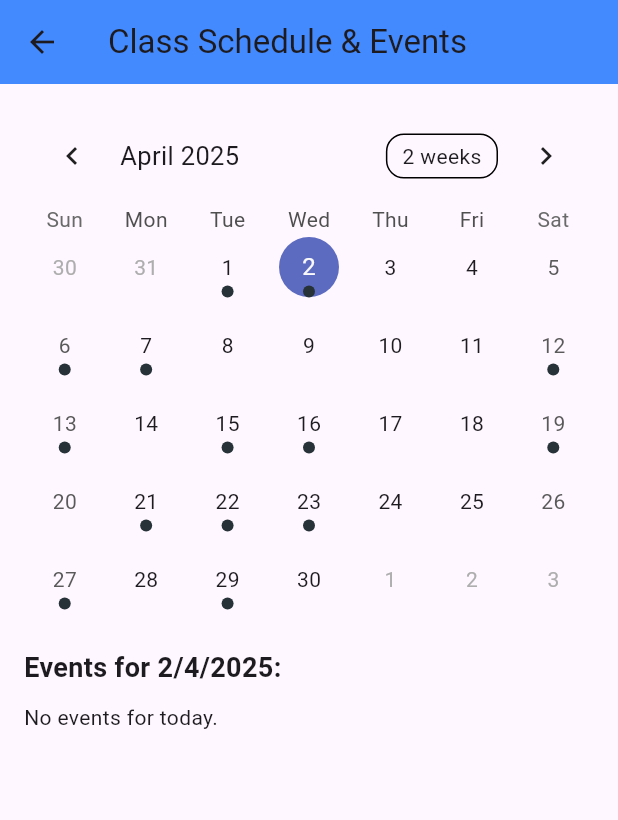
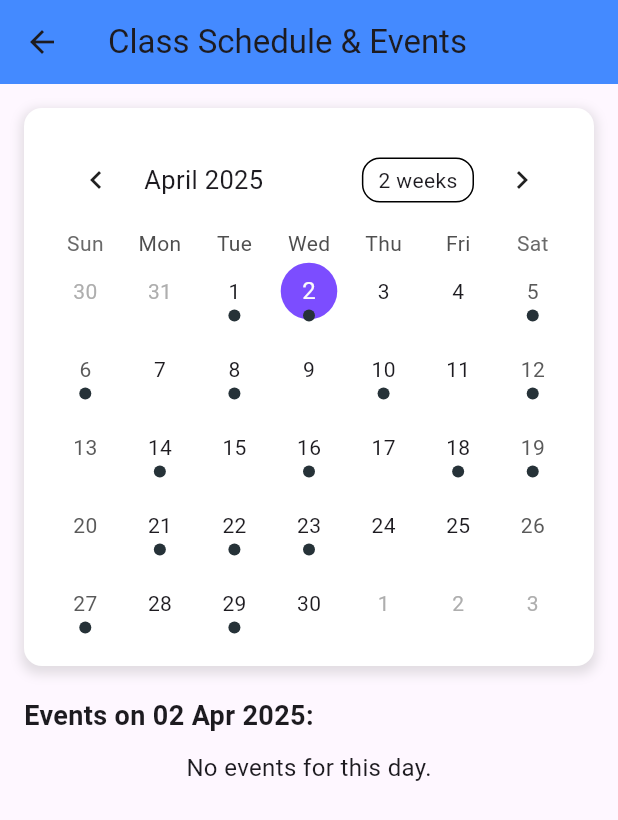
Before and after one commit to Yongjun20/student, a Flutter app: the CalendarScreen screen opened directly, on a phone screen of 412 x 824 dp. Shown: the top 820 px of the screen. Run offline on Flutter 3.47's test engine with Material 3 defaults, Android fonts, the phone set to English and light mode, and no system bars; drawn by our look-alikes of table_calendar.

Commit message:
Update for the calender color and also anoucement color

```diff
--- a/lib/calender_screen.dart
+++ b/lib/calender_screen.dart
@@ -1,5 +1,6 @@
 import 'package:flutter/material.dart';
 import 'package:table_calendar/table_calendar.dart';
+import 'package:intl/intl.dart';
 
 class CalendarScreen extends StatefulWidget {
   @override
@@ -17,48 +18,22 @@ class _CalendarScreenState extends State<CalendarScreen> {
     _selectedDay = DateTime.now();
     _focusedDay = DateTime.now();
     _events = {
-      DateTime.utc(2025, 4, 1): [
-        'Statistics Lesson: 2pm-4pm at Room 101 with Dr. Smith',
-      ],
-      DateTime.utc(2025, 4, 2): [
-        'Co-curricular Activity: Basketball Practice 4pm-6pm at Sports Hall',
-      ],
-      DateTime.utc(2025, 4, 6): [
-        'Talk: Technology in Healthcare 6pm at Lecture Hall 3',
-      ],
-      DateTime.utc(2025, 4, 7): [
-        'History Lecture: 1pm-3pm at Room 103 with Dr. Lee',
-      ],
-      DateTime.utc(2025, 4, 12): [
-        'Co-curricular Activity: Coding Bootcamp 3pm-5pm at Lab 1',
-      ],
-      DateTime.utc(2025, 4, 15): [
-        'Talk: Future of Smart Cities 5pm at Conference Room 2',
-      ],
-      DateTime.utc(2025, 4, 13): [
-        'Literature Class: 9am-11am at Room 104 with Ms. Williams',
-      ],
-      DateTime.utc(2025, 4, 16): [
-        'Co-curricular Activity: Dance Practice 4pm-6pm at Dance Studio',
-      ],
-      DateTime.utc(2025, 4, 19): [
-        'Talk: Advances in Renewable Energy 6:30pm at Hall A',
-      ],
-      DateTime.utc(2025, 4, 21): [
-        'Chemistry Class: 9am-11am at Room 108 with Dr. Wright',
-      ],
-      DateTime.utc(2025, 4, 22): [
-        'Co-curricular Activity: Robotics Workshop 2pm-4pm at Lab 2',
-      ],
-      DateTime.utc(2025, 4, 23): [
-        'Talk: Blockchain Technology 7pm at Auditorium',
-      ],
-      DateTime.utc(2025, 4, 27): [
-        'History Exam Review: 1pm-3pm at Room 109 with Dr. Moore',
-      ],
-      DateTime.utc(2025, 4, 29): [
-        'Co-curricular Activity: Coding Challenge 3pm-5pm at Lab 3',
-      ],
+      DateTime.utc(2025, 4, 1): ['Statistics Class - 2:00 PM, Room 101'],
+      DateTime.utc(2025, 4, 2): ['Basketball Practice - 4:00 PM, Sports Hall'],
+      DateTime.utc(2025, 4, 5): ['Mathematics Exam - 10:00 AM, Hall B'],
+      DateTime.utc(2025, 4, 6): ['Talk: AI in Healthcare - 6:00 PM, Lecture Hall'],
+      DateTime.utc(2025, 4, 8): ['Group Project Meeting - 3:00 PM, Library'],
+      DateTime.utc(2025, 4, 10): ['Music Club Workshop - 5:00 PM, Room 302'],
+      DateTime.utc(2025, 4, 12): ['Coding Bootcamp - 3:00 PM, Lab 1'],
+      DateTime.utc(2025, 4, 14): ['Chemistry Lab Test - 2:00 PM, Lab 4'],
+      DateTime.utc(2025, 4, 16): ['Dance Rehearsal - 4:00 PM, Dance Studio'],
+      DateTime.utc(2025, 4, 18): ['Student Council Meeting - 1:00 PM, Room 201'],
+      DateTime.utc(2025, 4, 19): ['Renewable Energy Talk - 6:30 PM, Hall A'],
+      DateTime.utc(2025, 4, 21): ['History Exam Review - 1:00 PM, Room 109'],
+      DateTime.utc(2025, 4, 22): ['Robotics Workshop - 2:00 PM, Lab 2'],
+      DateTime.utc(2025, 4, 23): ['Blockchain Seminar - 7:00 PM, Auditorium'],
+      DateTime.utc(2025, 4, 27): ['Networking Session - 4:00 PM, Conference Hall'],
+      DateTime.utc(2025, 4, 29): ['Coding Challenge - 3:00 PM, Lab 3'],
     };
   }
 
@@ -74,7 +49,23 @@ class _CalendarScreenState extends State<CalendarScreen> {
         child: Column(
           crossAxisAlignment: CrossAxisAlignment.start,
           children: [
-            TableCalendar(
+            // Calendar Box
+            Container(
+              decoration: BoxDecoration(
+                color: Colors.white,
+                borderRadius: BorderRadius.circular(12),
+                boxShadow: [
+                  BoxShadow(
+                    color: Colors.grey.withOpacity(0.3),
+                    spreadRadius: 2,
+                    blurRadius: 6,
+                    offset: const Offset(0, 3),
+                  ),
+                ],
+              ),
+              child: Padding(
+                padding: const EdgeInsets.all(16.0),
+                child: TableCalendar(
                   firstDay: DateTime.utc(2025, 1, 1),
                   lastDay: DateTime.utc(2025, 12, 31),
                   focusedDay: _focusedDay,
@@ -82,56 +73,67 @@ class _CalendarScreenState extends State<CalendarScreen> {
                   onDaySelected: (selectedDay, focusedDay) {
                     setState(() {
                       _selectedDay = selectedDay;
-                  _focusedDay = focusedDay; // update focused day
+                      _focusedDay = focusedDay;
                     });
                   },
                   eventLoader: (day) {
                     return _events[day] ?? [];
                   },
+                  calendarStyle: CalendarStyle(
+                    todayDecoration: BoxDecoration(
+                      color: Colors.blueAccent,
+                      shape: BoxShape.circle,
                     ),
+                    selectedDecoration: BoxDecoration(
+                      color: Colors.deepPurpleAccent,
+                      shape: BoxShape.circle,
+                    ),
+                  ),
+                ),
+              ),
+            ),
+
             const SizedBox(height: 20),
             Text(
-              'Events for ${_selectedDay.day}/${_selectedDay.month}/${_selectedDay.year}:',
+              'Events on ${DateFormat('dd MMM yyyy').format(_selectedDay)}:',
               style: const TextStyle(fontSize: 18, fontWeight: FontWeight.bold),
             ),
             const SizedBox(height: 10),
-            _buildTodoList(),
+            _buildEventList(),
           ],
         ),
       ),
     );
   }
 
-  // Display the to-do list for the selected date
-  Widget _buildTodoList() {
+  Widget _buildEventList() {
     final eventsForSelectedDay = _events[_selectedDay] ?? [];
 
     if (eventsForSelectedDay.isEmpty) {
-      return const Text('No events for today.');
+      return const Center(
+        child: Text('No events for this day.', style: TextStyle(fontSize: 16)),
+      );
     }
 
     return Column(
-      crossAxisAlignment: CrossAxisAlignment.start,
       children: eventsForSelectedDay.map((event) {
-        return Padding(
-          padding: const EdgeInsets.symmetric(vertical: 4.0),
-          child: _buildEventCard(event),
-        );
+        return _buildEventCard(event);
       }).toList(),
     );
   }
 
-  // Custom event card for each item in the list
   Widget _buildEventCard(String event) {
     return Card(
       elevation: 4,
       shape: RoundedRectangleBorder(borderRadius: BorderRadius.circular(12)),
+      color: Colors.blueAccent.shade100,
       child: ListTile(
+        leading: const Icon(Icons.event, color: Colors.white),
         title: Text(
           event,
-          style: const TextStyle(fontSize: 16, color: Colors.black87),
+          style: const TextStyle(fontSize: 16, fontWeight: FontWeight.bold, color: Colors.white),
         ),
-        trailing: const Icon(Icons.arrow_forward_ios, color: Colors.grey),
+        trailing: const Icon(Icons.arrow_forward_ios, color: Colors.white),
       ),
     );
   }
--- a/lib/home_screen.dart
+++ b/lib/home_screen.dart
@@ -24,7 +24,7 @@ class _HomeScreenState extends State<HomeScreen> {
       "icon": Icons.event,
       "title": "Tech Talk: AI & Future",
       "description": "Join the AI talk this Friday at 2 PM.",
-      "color": Colors.blue
+      "color": const Color.fromARGB(255, 99, 210, 91)
     },
     {
       "icon": Icons.school,
```
Lines whose indentation alone changed are shown as unchanged.
